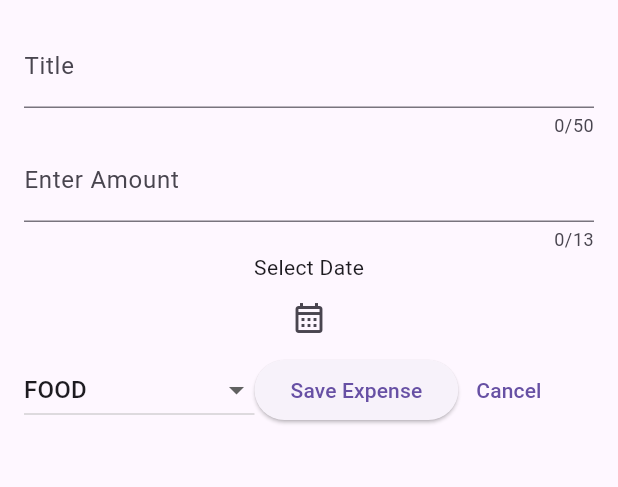
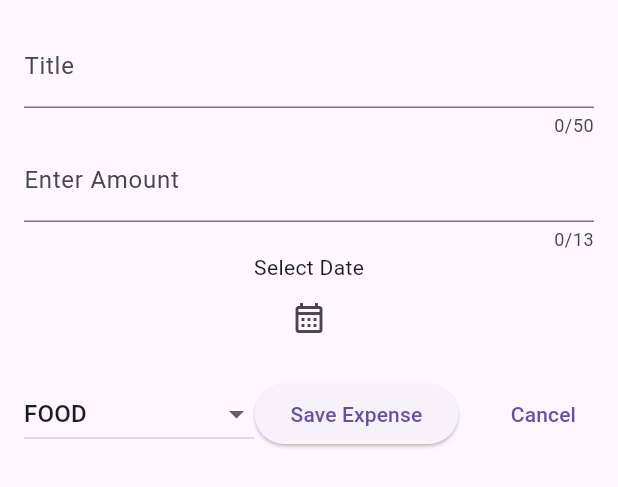
Before and after one commit to Aravindraj2k04/expense-tracker, a Flutter app: the NewExpense widget shown alone on an empty page, opened directly, after a tap on "Save Expense", on a phone screen of 412 x 824 dp. Shown: the top 487 px of the screen. Run offline on Flutter 3.47's test engine with Material 2 defaults, Android fonts, the phone set to English and light mode, and no system bars.

```diff
--- a/lib/wigets/addnewExpense.dart
+++ b/lib/wigets/addnewExpense.dart
@@ -32,6 +32,28 @@ class _NewExpenseState extends State<NewExpense> {
     });
   }
 
+  void submitdata() {
+    final enteredtitle = titleController.text;
+    final enteredamount = double.parse(enteredAmt.text);
+    if (enteredtitle.isEmpty || enteredamount <= 0 || selectDate == null) {
+      showDialog(
+        context: context,
+        builder: (cxt) => AlertDialog(
+          title: Text('Error'),
+          content: Text('Please enter valid data'),
+          actions: [
+            TextButton(
+                onPressed: () {
+                  Navigator.of(context).pop();
+                },
+                child: Text('Okay'))
+          ],
+        ),
+      );
+      return;
+    }
+  }
+
   @override
   void dispose() {
     titleController.dispose();
@@ -64,6 +86,7 @@ class _NewExpenseState extends State<NewExpense> {
           IconButton(
               onPressed: _presentDatePicker,
               icon: Icon(Icons.calendar_month_outlined)),
+          SizedBox(height: 16),
           Row(
             children: [
               DropdownButton(
@@ -91,11 +114,11 @@ class _NewExpenseState extends State<NewExpense> {
               ),
               ElevatedButton(
                 onPressed: () {
-                  print(titleController.text);
-                  print(enteredAmt.text);
+                  submitdata();
                 },
                 child: Text('Save Expense'),
               ),
+              const Spacer(),
               TextButton(
                   onPressed: () {
                     Navigator.pop(context);
```
